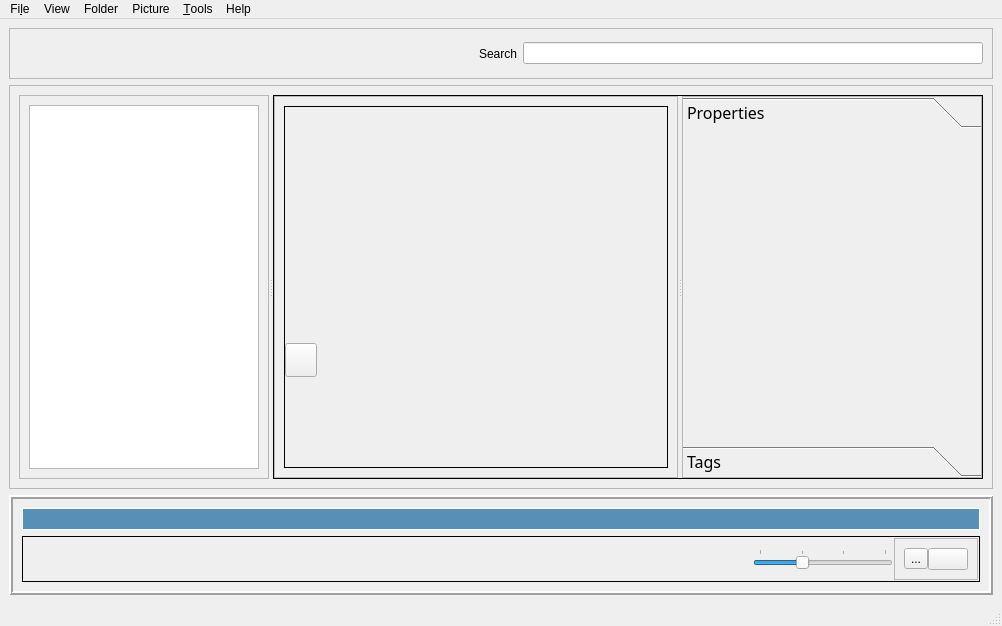
Before: the Qt Designer form src/imagius/ui/mainwindow.ui in juliendz/imagius, drawn with Qt 5.
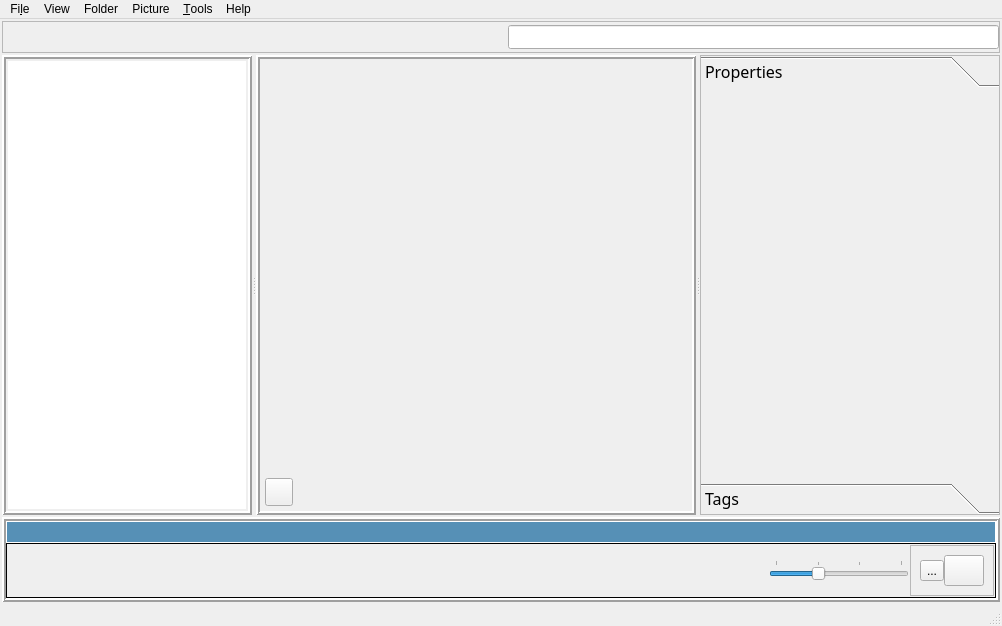
After: the same form once the commit is applied. Icons and pictures are not drawn.

Patch:
```diff
--- a/src/imagius/ui/mainwindow.ui
+++ b/src/imagius/ui/mainwindow.ui
@@ -15,12 +15,27 @@
   </property>
   <widget class="QWidget" name="centralwidget">
    <layout class="QVBoxLayout" name="verticalLayout_4">
+    <property name="spacing">
+     <number>2</number>
+    </property>
+    <property name="leftMargin">
+     <number>2</number>
+    </property>
+    <property name="topMargin">
+     <number>2</number>
+    </property>
+    <property name="rightMargin">
+     <number>2</number>
+    </property>
+    <property name="bottomMargin">
+     <number>2</number>
+    </property>
     <item>
      <widget class="QFrame" name="frame_7">
       <property name="maximumSize">
        <size>
         <width>16777215</width>
-        <height>51</height>
+        <height>32</height>
        </size>
       </property>
       <property name="frameShape">
@@ -30,6 +45,18 @@
        <enum>QFrame::Raised</enum>
       </property>
       <layout class="QHBoxLayout" name="horizontalLayout">
+       <property name="leftMargin">
+        <number>0</number>
+       </property>
+       <property name="topMargin">
+        <number>0</number>
+       </property>
+       <property name="rightMargin">
+        <number>0</number>
+       </property>
+       <property name="bottomMargin">
+        <number>0</number>
+       </property>
        <item>
         <spacer name="horizontalSpacer">
          <property name="orientation">
@@ -38,20 +65,39 @@
          <property name="sizeHint" stdset="0">
           <size>
            <width>338</width>
-           <height>20</height>
+           <height>10</height>
           </size>
          </property>
         </spacer>
        </item>
        <item>
         <widget class="QLabel" name="label_2">
+         <property name="maximumSize">
+          <size>
+           <width>24</width>
+           <height>24</height>
+          </size>
+         </property>
          <property name="text">
-          <string>Search</string>
+          <string/>
+         </property>
+         <property name="pixmap">
+          <pixmap resource="../../resources/qpicasa.qrc">:/images/icon_search</pixmap>
+         </property>
+         <property name="scaledContents">
+          <bool>true</bool>
          </property>
         </widget>
        </item>
        <item>
-        <widget class="QLineEdit" name="lineEdit"/>
+        <widget class="QLineEdit" name="txtbox_search">
+         <property name="minimumSize">
+          <size>
+           <width>0</width>
+           <height>24</height>
+          </size>
+         </property>
+        </widget>
        </item>
       </layout>
      </widget>
@@ -59,12 +105,30 @@
     <item>
      <widget class="QFrame" name="frame">
       <property name="frameShape">
-       <enum>QFrame::StyledPanel</enum>
+       <enum>QFrame::NoFrame</enum>
       </property>
       <property name="frameShadow">
        <enum>QFrame::Raised</enum>
       </property>
+      <property name="lineWidth">
+       <number>2</number>
+      </property>
       <layout class="QHBoxLayout" name="horizontalLayout_3">
+       <property name="spacing">
+        <number>0</number>
+       </property>
+       <property name="leftMargin">
+        <number>0</number>
+       </property>
+       <property name="topMargin">
+        <number>0</number>
+       </property>
+       <property name="rightMargin">
+        <number>0</number>
+       </property>
+       <property name="bottomMargin">
+        <number>0</number>
+       </property>
        <item>
         <widget class="QSplitter" name="splitter_2">
          <property name="orientation">
@@ -78,14 +142,35 @@
            </size>
           </property>
           <property name="frameShape">
-           <enum>QFrame::StyledPanel</enum>
+           <enum>QFrame::Box</enum>
           </property>
           <property name="frameShadow">
            <enum>QFrame::Raised</enum>
           </property>
-          <layout class="QVBoxLayout" name="verticalLayout">
+          <property name="lineWidth">
+           <number>2</number>
+          </property>
+          <layout class="QVBoxLayout" name="verticalLayout" stretch="0">
+           <property name="spacing">
+            <number>2</number>
+           </property>
+           <property name="leftMargin">
+            <number>2</number>
+           </property>
+           <property name="topMargin">
+            <number>2</number>
+           </property>
+           <property name="rightMargin">
+            <number>2</number>
+           </property>
+           <property name="bottomMargin">
+            <number>2</number>
+           </property>
            <item>
             <widget class="QTreeView" name="treeView_scandirs">
+             <property name="frameShape">
+              <enum>QFrame::NoFrame</enum>
+             </property>
              <property name="indentation">
               <number>10</number>
              </property>
@@ -98,7 +183,7 @@
          </widget>
          <widget class="QFrame" name="frame_main_container">
           <property name="frameShape">
-           <enum>QFrame::Panel</enum>
+           <enum>QFrame::NoFrame</enum>
           </property>
           <property name="frameShadow">
            <enum>QFrame::Plain</enum>
@@ -126,12 +211,30 @@
              </property>
              <widget class="QFrame" name="frame_thumbs">
               <property name="frameShape">
-               <enum>QFrame::StyledPanel</enum>
+               <enum>QFrame::Box</enum>
               </property>
               <property name="frameShadow">
                <enum>QFrame::Raised</enum>
               </property>
+              <property name="lineWidth">
+               <number>2</number>
+              </property>
               <layout class="QVBoxLayout" name="vlayout_frame_thumbs">
+               <property name="spacing">
+                <number>5</number>
+               </property>
+               <property name="leftMargin">
+                <number>5</number>
+               </property>
+               <property name="topMargin">
+                <number>5</number>
+               </property>
+               <property name="rightMargin">
+                <number>5</number>
+               </property>
+               <property name="bottomMargin">
+                <number>5</number>
+               </property>
                <item>
                 <widget class="QFrame" name="frame_4">
                  <property name="minimumSize">
@@ -147,7 +250,7 @@
                   </size>
                  </property>
                  <property name="frameShape">
-                  <enum>QFrame::Panel</enum>
+                  <enum>QFrame::NoFrame</enum>
                  </property>
                  <property name="frameShadow">
                   <enum>QFrame::Plain</enum>
@@ -232,8 +335,8 @@
                          <widget class="QLabel" name="label">
                           <property name="maximumSize">
                            <size>
-                            <width>45</width>
-                            <height>39</height>
+                            <width>32</width>
+                            <height>32</height>
                            </size>
                           </property>
                           <property name="text">
@@ -259,7 +362,7 @@
                         </font>
                        </property>
                        <property name="styleSheet">
-                        <string notr="true">color: rgb(170, 170, 127)</string>
+                        <string notr="true">color: rgb(68, 68, 68)</string>
                        </property>
                        <property name="text">
                         <string/>
@@ -276,14 +379,27 @@
                     </layout>
                    </widget>
                   </item>
+                  <item>
+                   <widget class="QLabel" name="label_thumbs_toolbar_tooltip">
+                    <property name="styleSheet">
+                     <string notr="true">color: rgb(64, 129, 194)</string>
+                    </property>
+                    <property name="text">
+                     <string/>
+                    </property>
+                   </widget>
+                  </item>
                   <item>
                    <widget class="QPushButton" name="btn_slideshow">
                     <property name="maximumSize">
                      <size>
-                      <width>32</width>
-                      <height>34</height>
+                      <width>28</width>
+                      <height>28</height>
                      </size>
                     </property>
+                    <property name="mouseTracking">
+                     <bool>true</bool>
+                    </property>
                     <property name="text">
                      <string/>
                     </property>
@@ -341,7 +457,7 @@
                     <x>0</x>
                     <y>0</y>
                     <width>298</width>
-                    <height>308</height>
+                    <height>386</height>
                    </rect>
                   </property>
                   <attribute name="icon">
@@ -358,12 +474,12 @@
                     <x>0</x>
                     <y>0</y>
                     <width>298</width>
-                    <height>308</height>
+                    <height>386</height>
                    </rect>
                   </property>
                   <attribute name="icon">
                    <iconset resource="../../resources/qpicasa.qrc">
-                    <normaloff>:/images/icon_folder</normaloff>:/images/icon_folder</iconset>
+                    <normaloff>:/images/icon_tags</normaloff>:/images/icon_tags</iconset>
                   </attribute>
                   <attribute name="label">
                    <string>Tags</string>
@@ -387,7 +503,7 @@
       <property name="maximumSize">
        <size>
         <width>16777215</width>
-        <height>100</height>
+        <height>85</height>
        </size>
       </property>
       <property name="frameShape">
@@ -403,6 +519,21 @@
        <number>0</number>
       </property>
       <layout class="QGridLayout" name="gridLayout">
+       <property name="leftMargin">
+        <number>0</number>
+       </property>
+       <property name="topMargin">
+        <number>0</number>
+       </property>
+       <property name="rightMargin">
+        <number>0</number>
+       </property>
+       <property name="bottomMargin">
+        <number>0</number>
+       </property>
+       <property name="spacing">
+        <number>0</number>
+       </property>
        <item row="0" column="0">
         <widget class="QFrame" name="frame_9">
          <property name="autoFillBackground">
@@ -514,7 +645,7 @@
             <property name="sizeHint" stdset="0">
              <size>
               <width>518</width>
-              <height>20</height>
+              <height>32</height>
              </size>
             </property>
            </spacer>
```
